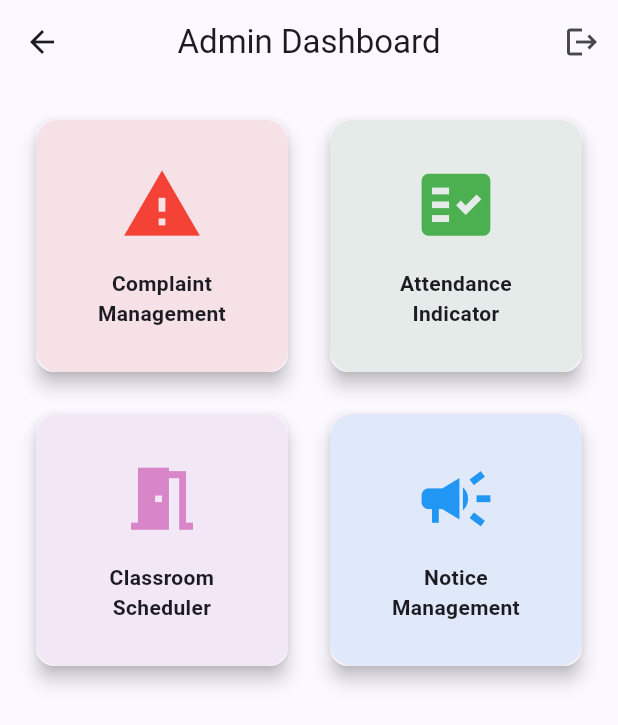
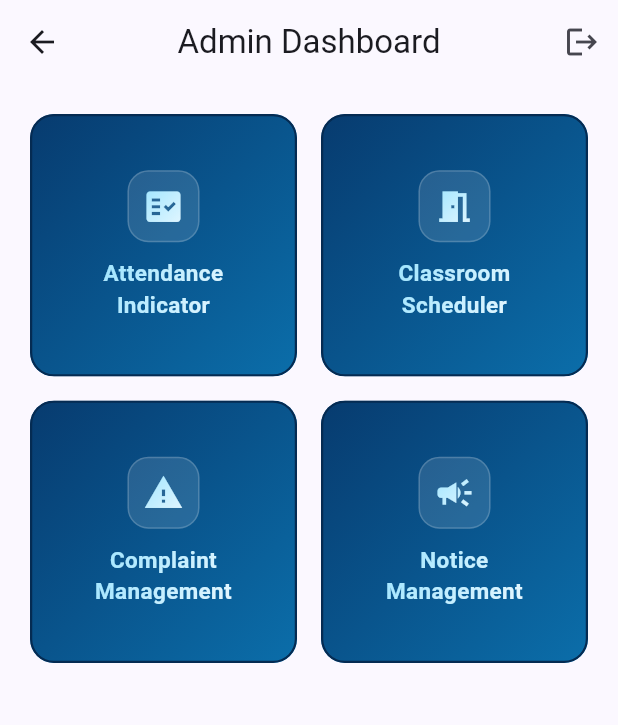
Before and after one commit to mrunaldalvi07/Apex_app, a Flutter app: the AdminDashboard screen opened directly, on a phone screen of 412 x 824 dp. Shown: the top 725 px of the screen. Run offline on Flutter 3.47's test engine with Material 3 defaults, Android fonts, the phone set to English and light mode, and no system bars; our stand-ins replace cloud_firestore, file_picker, firebase_auth, firebase_core, firebase_messaging, firebase_storage and 5 more; missing offline and left inert: excel; accounts and stored records are empty.

Commit message:
Dashboard  button gradients and pixels changed

```diff
--- a/lib/dashboards/admin_dashboard.dart
+++ b/lib/dashboards/admin_dashboard.dart
@@ -6,51 +6,19 @@ import '../auth/login_screen.dart';
 import '../screens/attendance_management_screen.dart';
 import '../screens/classroom_management_screen.dart';
 import '../screens/admin_notice_screen.dart';
+import '../widgets/dashboard_module_card.dart';
 
 class AdminDashboard extends StatelessWidget {
   const AdminDashboard({super.key});
 
   Future<void> logout(BuildContext context) async {
     await FirebaseAuth.instance.signOut();
+    if (!context.mounted) return;
 
     Navigator.pushAndRemoveUntil(
       context,
       MaterialPageRoute(builder: (_) => const LoginScreen()),
       (route) => false,
-    );
-  }
-
-  Widget dashboardCard(
-    BuildContext context,
-    IconData icon,
-    String title,
-    Color color,
-    VoidCallback onTap,
-  ) {
-    return InkWell(
-      onTap: onTap,
-      borderRadius: BorderRadius.circular(15),
-      child: Card(
-        elevation: 5,
-        child: Container(
-          decoration: BoxDecoration(
-            color: color.withValues(alpha: 0.1),
-            borderRadius: BorderRadius.circular(15),
-          ),
-          child: Column(
-            mainAxisAlignment: MainAxisAlignment.center,
-            children: [
-              Icon(icon, size: 55, color: color),
-              const SizedBox(height: 15),
-              Text(
-                title,
-                textAlign: TextAlign.center,
-                style: const TextStyle(fontWeight: FontWeight.bold),
-              ),
-            ],
-          ),
-        ),
-      ),
     );
   }
 
@@ -67,19 +35,46 @@ class AdminDashboard extends StatelessWidget {
           ),
         ],
       ),
-      body: Padding(
+      body: LayoutBuilder(
+        builder: (context, constraints) {
+          final isDesktop = constraints.maxWidth >= 900;
+          return GridView(
             padding: const EdgeInsets.all(20),
-        child: GridView.count(
-          crossAxisCount: 2,
-          crossAxisSpacing: 20,
-          mainAxisSpacing: 20,
+            gridDelegate: SliverGridDelegateWithMaxCrossAxisExtent(
+              maxCrossAxisExtent: isDesktop ? 250 : 320,
+              mainAxisExtent: isDesktop ? 155 : 175,
+              crossAxisSpacing: 16,
+              mainAxisSpacing: 16,
+            ),
             children: [
-            dashboardCard(
+              DashboardModuleCard(
+                icon: Icons.fact_check,
+                title: 'Attendance\nIndicator',
+                onTap: () {
+                  Navigator.push(
                     context,
-              Icons.report_problem,
-              "Complaint\nManagement",
-              Colors.red,
-              () {
+                    MaterialPageRoute(
+                      builder: (_) => const AttendanceManagementScreen(),
+                    ),
+                  );
+                },
+              ),
+              DashboardModuleCard(
+                icon: Icons.meeting_room,
+                title: 'Classroom\nScheduler',
+                onTap: () {
+                  Navigator.push(
+                    context,
+                    MaterialPageRoute(
+                      builder: (_) => const ClassroomManagementScreen(),
+                    ),
+                  );
+                },
+              ),
+              DashboardModuleCard(
+                icon: Icons.report_problem,
+                title: 'Complaint\nManagement',
+                onTap: () {
                   Navigator.push(
                     context,
                     MaterialPageRoute(
@@ -88,51 +83,21 @@ class AdminDashboard extends StatelessWidget {
                   );
                 },
               ),
-
-            dashboardCard(
-              context,
-              Icons.fact_check,
-              "Attendance\nIndicator",
-              Colors.green,
-              () {
+              DashboardModuleCard(
+                icon: Icons.campaign,
+                title: 'Notice\nManagement',
+                onTap: () {
                   Navigator.push(
                     context,
                     MaterialPageRoute(
-                    builder: (_) => const AttendanceManagementScreen(),
+                      builder: (_) => const AdminNoticeScreen(),
                     ),
                   );
                 },
               ),
-
-            dashboardCard(
-              context,
-              Icons.meeting_room,
-              "Classroom\nScheduler",
-              const Color.fromARGB(255, 216, 134, 200),
-              () {
-                Navigator.push(
-                  context,
-                  MaterialPageRoute(
-                    builder: (_) => const ClassroomManagementScreen(),
-                  ),
+            ],
           );
         },
-            ),
-
-            dashboardCard(
-              context,
-              Icons.campaign,
-              "Notice\nManagement",
-              Colors.blue,
-              () {
-                Navigator.push(
-                  context,
-                  MaterialPageRoute(builder: (_) => const AdminNoticeScreen()),
-                );
-              },
-            ),
-          ],
-        ),
       ),
     );
   }
--- a/lib/screens/admin_notice_screen.dart
+++ b/lib/screens/admin_notice_screen.dart
@@ -14,8 +14,6 @@ class AdminNoticeScreen extends StatefulWidget {
 }
 
 class _AdminNoticeScreenState extends State<AdminNoticeScreen> {
-  static const Color gradientDarkBlue = Color(0xFF1B4980);
-  static const Color gradientBlue = Color(0xFF3272B4);
   static const Color primaryBlue = Color(0xFF0C447B);
   static const Color backgroundColor = Color(0xFFF4F7FC);
   static const Color headingColor = Color(0xFF0F2C59);
--- a/lib/screens/cr_notice_screen.dart
+++ b/lib/screens/cr_notice_screen.dart
@@ -14,8 +14,6 @@ class CRNoticeScreen extends StatefulWidget {
 }
 
 class _CRNoticeScreenState extends State<CRNoticeScreen> {
-  static const Color gradientDarkBlue = Color(0xFF1B4980);
-  static const Color gradientBlue = Color(0xFF3272B4);
   static const Color primaryBlue = Color(0xFF0C447B);
   static const Color backgroundColor = Color(0xFFF4F7FC);
   static const Color headingColor = Color(0xFF0F2C59);
--- a/lib/screens/faculty_notice_screen.dart
+++ b/lib/screens/faculty_notice_screen.dart
@@ -14,8 +14,6 @@ class FacultyNoticeScreen extends StatefulWidget {
 }
 
 class _FacultyNoticeScreenState extends State<FacultyNoticeScreen> {
-  static const Color gradientDarkBlue = Color(0xFF1B4980);
-  static const Color gradientBlue = Color(0xFF3272B4);
   static const Color primaryBlue = Color(0xFF0C447B);
   static const Color backgroundColor = Color(0xFFF4F7FC);
   static const Color headingColor = Color(0xFF0F2C59);
--- a/lib/screens/notice_details_screen.dart
+++ b/lib/screens/notice_details_screen.dart
@@ -25,8 +25,6 @@ class NoticeDetailsScreen extends StatefulWidget {
 }
 
 class _NoticeDetailsScreenState extends State<NoticeDetailsScreen> {
-  static const Color gradientDarkBlue = Color(0xFF1B4980);
-  static const Color gradientBlue = Color(0xFF3272B4);
   static const Color primaryBlue = Color(0xFF0C447B);
   static const Color backgroundColor = Color(0xFFF4F7FC);
   static const Color headingColor = Color(0xFF0F2C59);
--- a/lib/screens/student_notice_screen.dart
+++ b/lib/screens/student_notice_screen.dart
@@ -13,8 +13,6 @@ class StudentNoticeScreen extends StatefulWidget {
 }
 
 class _StudentNoticeScreenState extends State<StudentNoticeScreen> {
-  static const Color gradientDarkBlue = Color(0xFF1B4980);
-  static const Color gradientBlue = Color(0xFF3272B4);
   static const Color primaryBlue = Color(0xFF0C447B);
   static const Color backgroundColor = Color(0xFFF4F7FC);
   static const Color headingColor = Color(0xFF0F2C59);
--- a/lib/widgets/complaint_card.dart
+++ b/lib/widgets/complaint_card.dart
@@ -21,7 +21,7 @@ class ComplaintCard extends StatelessWidget {
         vertical: 6,
       ),
       decoration: BoxDecoration(
-        gradient: ComplaintPalette.cardGradient,
+        color: ComplaintPalette.white,
         borderRadius: BorderRadius.circular(16),
         border: Border.all(color: ComplaintPalette.skyBlue),
       ),
--- /dev/null
+++ b/lib/widgets/dashboard_module_card.dart
@@ -0,0 +1,80 @@
+import 'package:flutter/material.dart';
+
+class DashboardModuleCard extends StatelessWidget {
+  const DashboardModuleCard({
+    super.key,
+    required this.icon,
+    required this.title,
+    required this.onTap,
+  });
+
+  static const Color _borderColor = Color(0xFF052B52);
+  static const LinearGradient _cardGradient = LinearGradient(
+    colors: [Color(0xFF073B6F), Color(0xFF0B6EAA)],
+    begin: Alignment.topLeft,
+    end: Alignment.bottomRight,
+  );
+  static const LinearGradient _accentGradient = LinearGradient(
+    colors: [Color(0xFF9FE5FF), Color(0xFFE5F7FF)],
+    begin: Alignment.topLeft,
+    end: Alignment.bottomRight,
+  );
+
+  final IconData icon;
+  final String title;
+  final VoidCallback onTap;
+
+  @override
+  Widget build(BuildContext context) {
+    return Material(
+      clipBehavior: Clip.antiAlias,
+      shape: RoundedRectangleBorder(
+        borderRadius: BorderRadius.circular(16),
+        side: const BorderSide(color: _borderColor, width: 1.5),
+      ),
+      child: InkWell(
+        onTap: onTap,
+        child: Ink(
+          decoration: const BoxDecoration(gradient: _cardGradient),
+          child: Padding(
+            padding: const EdgeInsets.symmetric(horizontal: 14, vertical: 12),
+            child: Column(
+              mainAxisAlignment: MainAxisAlignment.center,
+              children: [
+                Container(
+                  width: 48,
+                  height: 48,
+                  decoration: BoxDecoration(
+                    color: Colors.white.withValues(alpha: 0.12),
+                    borderRadius: BorderRadius.circular(14),
+                    border: Border.all(
+                      color: Colors.white.withValues(alpha: 0.18),
+                    ),
+                  ),
+                  alignment: Alignment.center,
+                  child: ShaderMask(
+                    shaderCallback: _accentGradient.createShader,
+                    child: Icon(icon, color: Colors.white, size: 27),
+                  ),
+                ),
+                const SizedBox(height: 10),
+                ShaderMask(
+                  shaderCallback: _accentGradient.createShader,
+                  child: Text(
+                    title,
+                    textAlign: TextAlign.center,
+                    style: const TextStyle(
+                      color: Colors.white,
+                      fontSize: 15,
+                      fontWeight: FontWeight.w700,
+                    ),
+                  ),
+                ),
+              ],
+            ),
+          ),
+        ),
+      ),
+    );
+  }
+}
```
Also changed, not shown: lib/dashboards/cr_dashboard.dart (+34 -69 lines), lib/dashboards/faculty_dashboard.dart (+46 -85 lines), lib/dashboards/student_dashboard.dart (+34 -90 lines), lib/screens/analytics_screen.dart (+30 -24 lines), lib/screens/complaint_details_screen.dart (+4 -9 lines), lib/screens/complaint_form_screen.dart (+4 -9 lines), lib/screens/complaint_list_screen.dart (+4 -9 lines), lib/screens/complaint_management_screen.dart (+5 -18 lines), lib/screens/student_complaint_screen.dart (+4 -9 lines), lib/theme/complaint_theme.dart (+7 -21 lines). Lines whose indentation alone changed are shown as unchanged.
